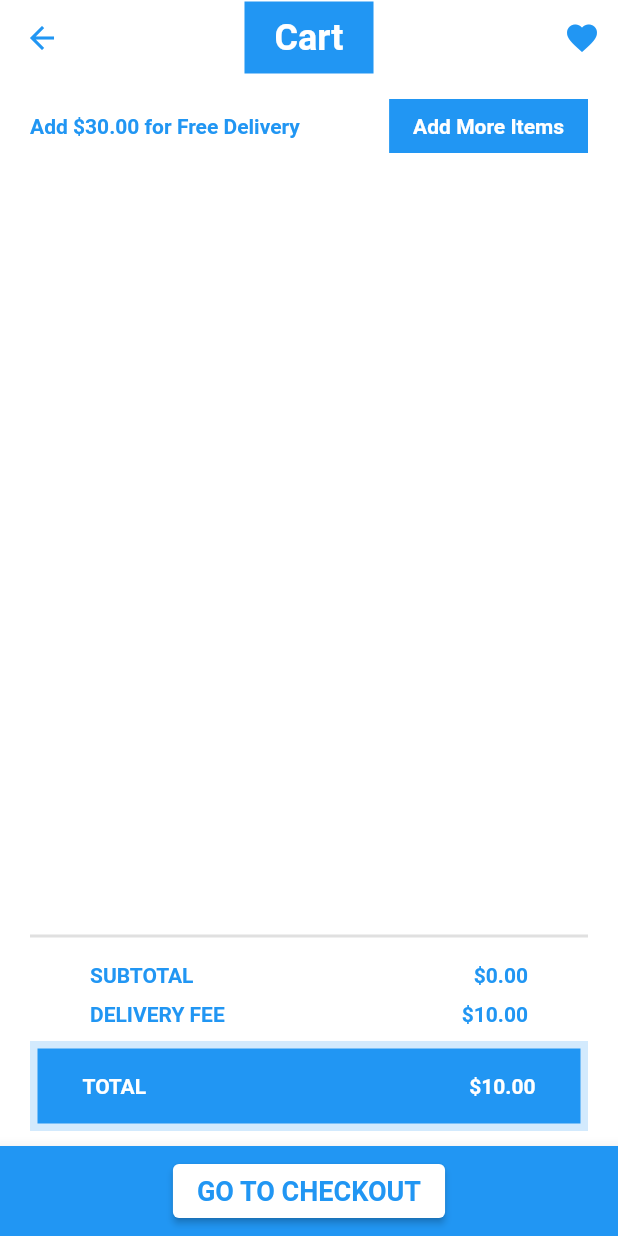
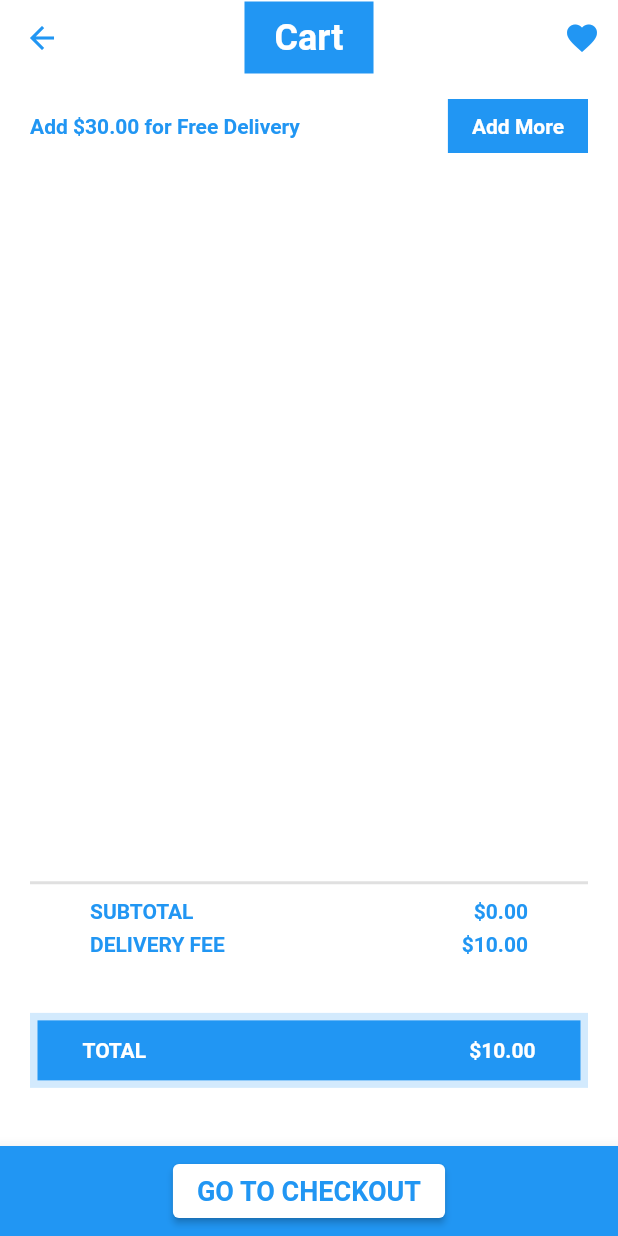
Before and after one commit to StephaneKuma/flutter-ecommerce-app, a Flutter app: the CartPage screen opened by its route, on a phone screen of 412 x 824 dp. Run offline on Flutter 3.47's test engine with Material 2 defaults, Android fonts, the phone set to English and light mode, and no system bars; our stand-ins replace auto_route, carousel_slider, equatable, flutter_bloc; network calls fail; Roboto replaces fonts that are missing (Avenir).

Commit message:
UI errors fixed

```diff
--- a/lib/src/models/widgets/cart.dart
+++ b/lib/src/models/widgets/cart.dart
@@ -9,19 +9,15 @@ class Cart extends Equatable {
   @override
   List<Object?> get props => [products];
 
-  Map<Product, int> productQuantity(List<Product> products) {
-    var quantity = <Product, int>{};
+  Map productQuantity(List<Product> products) {
+    var quantity = Map();
 
     for (var product in products) {
-      int qty = quantity[product]!;
-
       if (!quantity.containsKey(product)) {
-        qty = 1;
+       quantity[product] = 1;
       } else {
-        qty += 1;
+       quantity[product] += 1;
       }
-
-      quantity[product] = qty;
     }
 
     return quantity;
--- a/lib/src/ui/pages/cart_page.dart
+++ b/lib/src/ui/pages/cart_page.dart
@@ -48,14 +48,18 @@ class CartPage extends StatelessWidget {
               child: Column(
                 mainAxisAlignment: MainAxisAlignment.spaceBetween,
                 children: <Widget>[
-                  Column(
+                  Expanded(
+                    flex: 3,
+                    child: Column(
                       children: <Widget>[
                         Row(
                           mainAxisAlignment: MainAxisAlignment.spaceBetween,
                           children: <Widget>[
-                          Text(
+                            Flexible(
+                              child: Text(
                                 state.cart.freeDeliveryString,
                                 style: Theme.of(context).textTheme.headline5,
+                              ),
                             ),
                             ElevatedButton(
                               onPressed: () => AutoRouter.of(context).push(
@@ -67,7 +71,7 @@ class CartPage extends StatelessWidget {
                                 elevation: 0,
                               ),
                               child: Text(
-                              'Add More Items',
+                                'Add More',
                                 style: Theme.of(context)
                                     .textTheme
                                     .headline5!
@@ -77,8 +81,7 @@ class CartPage extends StatelessWidget {
                           ],
                         ),
                         const SizedBox(height: 10.0),
-                      SizedBox(
-                        height: 400.0,
+                        Expanded(
                           child: ListView.builder(
                             itemCount: state.cart
                                 .productQuantity(state.cart.products)
@@ -98,13 +101,17 @@ class CartPage extends StatelessWidget {
                         ),
                       ],
                     ),
-                  Column(
+                  ),
+                  Expanded(
+                    flex: 1,
+                    child: Column(
                       children: <Widget>[
                         const Divider(thickness: 2.0),
-                      Padding(
+                        Expanded(
+                          child: Padding(
                             padding: const EdgeInsets.symmetric(
                               horizontal: 40.0,
-                          vertical: 10.0,
+                              vertical: 3.0,
                             ),
                             child: Column(
                               children: <Widget>[
@@ -121,7 +128,7 @@ class CartPage extends StatelessWidget {
                                     ),
                                   ],
                                 ),
-                            const SizedBox(height: 10.0),
+                                const SizedBox(height: 6.0),
                                 Row(
                                   mainAxisAlignment: MainAxisAlignment.spaceBetween,
                                   children: <Widget>[
@@ -138,18 +145,20 @@ class CartPage extends StatelessWidget {
                               ],
                             ),
                           ),
-                      Stack(
+                        ),
+                        Expanded(
+                          child: Stack(
                             children: <Widget>[
                               Container(
                                 width: MediaQuery.of(context).size.width,
-                            height: 60.0,
+                                height: 50.0,
                                 decoration: BoxDecoration(
                                   color: Colors.blue.withAlpha(50),
                                 ),
                               ),
                               Container(
                                 width: MediaQuery.of(context).size.width,
-                            height: 50.0,
+                                height: 40.0,
                                 margin: const EdgeInsets.all(5.0),
                                 decoration: const BoxDecoration(
                                   color: Colors.blue,
@@ -181,7 +190,9 @@ class CartPage extends StatelessWidget {
                               ),
                             ],
                           ),
+                        ),
                       ],
+                    ),
                   ),
                 ],
               ),
--- a/lib/src/ui/pages/splash_page.dart
+++ b/lib/src/ui/pages/splash_page.dart
@@ -21,10 +21,14 @@ class SplashPage extends StatelessWidget {
         mainAxisAlignment: MainAxisAlignment.center,
         children: <Widget>[
           const Center(
-            child: Image(
-              image: AssetImage('assets/images/logo.scg'),
-              width: 125.0,
-              height: 125.0,
+            // child: Image(
+            //   image: AssetImage('assets/images/logo.svg'),
+            //   width: 125.0,
+            //   height: 125.0,
+            // ),
+            child: FlutterLogo(
+              size: 125.0,
+              textColor: Colors.blue
             ),
           ),
           const SizedBox(height: 30.0),
--- a/lib/src/ui/widgets/cart_product_card.dart
+++ b/lib/src/ui/widgets/cart_product_card.dart
@@ -51,12 +51,6 @@ class CartProductCard extends StatelessWidget {
                       context
                           .read<CartBloc>()
                           .add(AddProduct(product: product));
-
-                      SnackBar snackBar = const SnackBar(
-                        content: Text('Added to your cart'),
-                      );
-
-                      ScaffoldMessenger.of(context).showSnackBar(snackBar);
                     },
                     icon: const Icon(Icons.add_circle),
                   );
@@ -64,7 +58,7 @@ class CartProductCard extends StatelessWidget {
               ),
               Text(
                 '$quantity',
-                style: Theme.of(context).textTheme.headline4,
+                style: Theme.of(context).textTheme.headline5,
               ),
               BlocBuilder<CartBloc, CartState>(
                 builder: (context, state) {
@@ -73,12 +67,6 @@ class CartProductCard extends StatelessWidget {
                       context
                           .read<CartBloc>()
                           .add(RemoveProduct(product: product));
-
-                      SnackBar snackBar = const SnackBar(
-                        content: Text('Removed from your cart'),
-                      );
-
-                      ScaffoldMessenger.of(context).showSnackBar(snackBar);
                     },
                     icon: const Icon(Icons.remove_circle),
                   );
```
Lines whose indentation alone changed are shown as unchanged.
